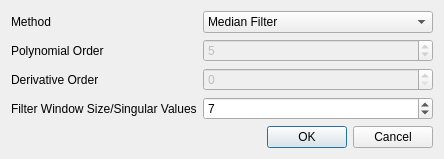
Above: filterdialog.ui from VespucciProject/Vespucci before the change. Below: the same form after it.
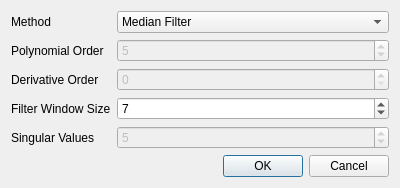
That is the form after the change.

What changed in the file:
```diff
--- a/filterdialog.ui
+++ b/filterdialog.ui
@@ -7,7 +7,7 @@
     <x>0</x>
     <y>0</y>
     <width>400</width>
-    <height>145</height>
+    <height>171</height>
    </rect>
   </property>
   <property name="windowTitle">
@@ -91,7 +91,7 @@
    <item row="3" column="0">
     <widget class="QLabel" name="label_4">
      <property name="text">
-      <string>Filter Window Size/Singular Values</string>
+      <string>Filter Window Size</string>
      </property>
     </widget>
    </item>
@@ -108,7 +108,7 @@
      </property>
     </widget>
    </item>
-   <item row="4" column="1">
+   <item row="5" column="1">
     <widget class="QDialogButtonBox" name="buttonBox">
      <property name="orientation">
       <enum>Qt::Horizontal</enum>
@@ -118,6 +118,29 @@
      </property>
     </widget>
    </item>
+   <item row="4" column="1">
+    <widget class="QSpinBox" name="singularValuesSpinBox">
+     <property name="enabled">
+      <bool>false</bool>
+     </property>
+     <property name="minimum">
+      <number>3</number>
+     </property>
+     <property name="maximum">
+      <number>30</number>
+     </property>
+     <property name="value">
+      <number>5</number>
+     </property>
+    </widget>
+   </item>
+   <item row="4" column="0">
+    <widget class="QLabel" name="label_5">
+     <property name="text">
+      <string>Singular Values</string>
+     </property>
+    </widget>
+   </item>
   </layout>
  </widget>
  <resources/>
```
